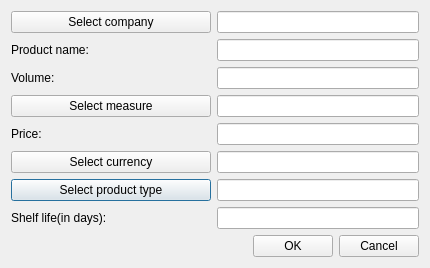
Before: the Qt Designer form OrmasAdmin/OrmasAdmin/CreateProdDlg.ui in Dalerjon/TheOrmasProejct, drawn with Qt 5.
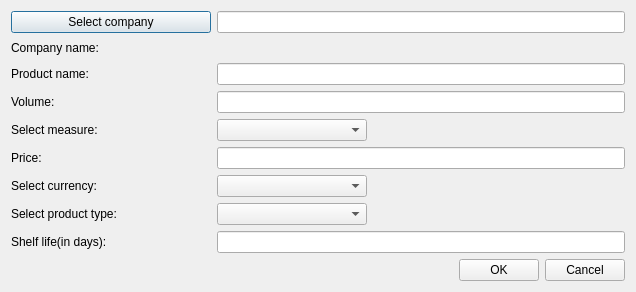
After: the same form once the commit is applied.

Diff of the .ui file:
```diff
--- a/OrmasAdmin/OrmasAdmin/CreateProdDlg.ui
+++ b/OrmasAdmin/OrmasAdmin/CreateProdDlg.ui
@@ -6,8 +6,8 @@
    <rect>
     <x>0</x>
     <y>0</y>
-    <width>430</width>
-    <height>267</height>
+    <width>636</width>
+    <height>284</height>
    </rect>
   </property>
   <property name="sizePolicy">
@@ -38,42 +38,48 @@
    <property name="bottomMargin">
     <number>11</number>
    </property>
-   <item row="3" column="1">
-    <widget class="QLineEdit" name="measureEdit">
+   <item row="0" column="0">
+    <widget class="QPushButton" name="companyBtn">
+     <property name="minimumSize">
+      <size>
+       <width>200</width>
+       <height>0</height>
+      </size>
+     </property>
+     <property name="text">
+      <string>Select company</string>
+     </property>
+    </widget>
+   </item>
+   <item row="0" column="1">
+    <widget class="QLineEdit" name="companyEdit">
      <property name="readOnly">
       <bool>true</bool>
      </property>
     </widget>
    </item>
-   <item row="6" column="0">
-    <widget class="QPushButton" name="prodTypeBtn">
-     <property name="text">
-      <string>Select product type</string>
+   <item row="8" column="1">
+    <widget class="QLineEdit" name="shelfLifeEdit">
+     <property name="toolTip">
+      <string>&lt;html&gt;&lt;head/&gt;&lt;body&gt;&lt;p&gt;For example: 4 (in days, in that case 4 days)&lt;/p&gt;&lt;/body&gt;&lt;/html&gt;</string>
      </property>
     </widget>
    </item>
-   <item row="4" column="0">
-    <widget class="QLabel" name="priceLb">
+   <item row="3" column="0">
+    <widget class="QLabel" name="volumeLb">
      <property name="text">
-      <string>Price:</string>
+      <string>Volume:</string>
      </property>
     </widget>
    </item>
    <item row="2" column="1">
-    <widget class="QLineEdit" name="volumeEdit">
+    <widget class="QLineEdit" name="nameEdit">
      <property name="toolTip">
       <string>&lt;html&gt;&lt;head/&gt;&lt;body&gt;&lt;p&gt;For example: 1 (depending on measure, in that case = 1 liter)&lt;/p&gt;&lt;/body&gt;&lt;/html&gt;</string>
      </property>
     </widget>
    </item>
-   <item row="7" column="0">
-    <widget class="QLabel" name="shelfLifeLb">
-     <property name="text">
-      <string>Shelf life(in days):</string>
-     </property>
-    </widget>
-   </item>
-   <item row="8" column="0" colspan="2">
+   <item row="9" column="0" colspan="2">
     <layout class="QHBoxLayout" name="horizontalLayout_2">
      <item>
       <spacer name="horizontalSpacer">
@@ -104,86 +110,118 @@
      </item>
     </layout>
    </item>
-   <item row="0" column="1">
-    <widget class="QLineEdit" name="companyEdit">
-     <property name="readOnly">
-      <bool>true</bool>
-     </property>
-    </widget>
-   </item>
-   <item row="2" column="0">
-    <widget class="QLabel" name="volumeLb">
+   <item row="6" column="0">
+    <widget class="QLabel" name="currencyLb">
      <property name="text">
-      <string>Volume:</string>
+      <string>Select currency:</string>
      </property>
     </widget>
    </item>
-   <item row="7" column="1">
-    <widget class="QLineEdit" name="shelfLifeEdit">
+   <item row="3" column="1">
+    <widget class="QLineEdit" name="volumeEdit">
      <property name="toolTip">
-      <string>&lt;html&gt;&lt;head/&gt;&lt;body&gt;&lt;p&gt;For example: 4 (in days, in that case 4 days)&lt;/p&gt;&lt;/body&gt;&lt;/html&gt;</string>
+      <string>&lt;html&gt;&lt;head/&gt;&lt;body&gt;&lt;p&gt;For example: 1 (depending on measure, in that case = 1 liter)&lt;/p&gt;&lt;/body&gt;&lt;/html&gt;</string>
+     </property>
+    </widget>
+   </item>
+   <item row="8" column="0">
+    <widget class="QLabel" name="shelfLifeLb">
+     <property name="text">
+      <string>Shelf life(in days):</string>
+     </property>
+    </widget>
+   </item>
+   <item row="5" column="0">
+    <widget class="QLabel" name="priceLb">
+     <property name="text">
+      <string>Price:</string>
      </property>
     </widget>
    </item>
    <item row="4" column="1">
-    <widget class="QLineEdit" name="priceEdit">
-     <property name="toolTip">
-      <string>&lt;html&gt;&lt;head/&gt;&lt;body&gt;&lt;p&gt;For example: 3.5 (depending on currency, in that case 3.5 USD)&lt;/p&gt;&lt;/body&gt;&lt;/html&gt;</string>
+    <widget class="QComboBox" name="measureCmb">
+     <property name="maximumSize">
+      <size>
+       <width>150</width>
+       <height>16777215</height>
+      </size>
      </property>
     </widget>
    </item>
    <item row="1" column="0">
-    <widget class="QLabel" name="nameLb">
+    <widget class="QLabel" name="companyNameLb">
      <property name="text">
-      <string>Product name:</string>
-     </property>
-    </widget>
-   </item>
-   <item row="3" column="0">
-    <widget class="QPushButton" name="measureBtn">
-     <property name="text">
-      <string>Select measure</string>
+      <string>Company name:</string>
      </property>
     </widget>
    </item>
    <item row="6" column="1">
-    <widget class="QLineEdit" name="prodTypeEdit">
-     <property name="readOnly">
-      <bool>true</bool>
-     </property>
-    </widget>
-   </item>
-   <item row="0" column="0">
-    <widget class="QPushButton" name="companyBtn">
-     <property name="minimumSize">
+    <widget class="QComboBox" name="currencyCmb">
+     <property name="maximumSize">
       <size>
-       <width>200</width>
-       <height>0</height>
+       <width>150</width>
+       <height>16777215</height>
       </size>
      </property>
+    </widget>
+   </item>
+   <item row="4" column="0">
+    <widget class="QLabel" name="measureLb">
      <property name="text">
-      <string>Select company</string>
+      <string>Select measure:</string>
      </property>
     </widget>
    </item>
    <item row="1" column="1">
-    <widget class="QLineEdit" name="nameEdit">
-     <property name="toolTip">
-      <string>&lt;html&gt;&lt;head/&gt;&lt;body&gt;&lt;p&gt;For example: Milk&lt;/p&gt;&lt;/body&gt;&lt;/html&gt;</string>
+    <widget class="QLabel" name="companyNamePh">
+     <property name="font">
+      <font>
+       <family>Times New Roman</family>
+       <pointsize>12</pointsize>
+       <weight>75</weight>
+       <italic>true</italic>
+       <bold>true</bold>
+      </font>
      </property>
+     <property name="text">
+      <string/>
+     </property>
     </widget>
    </item>
-   <item row="5" column="0">
-    <widget class="QPushButton" name="currencyBtn">
+   <item row="7" column="0">
+    <widget class="QLabel" name="prodTypeLb">
      <property name="text">
-      <string>Select currency</string>
+      <string>Select product type:</string>
+     </property>
+    </widget>
+   </item>
+   <item row="7" column="1">
+    <widget class="QComboBox" name="prodTypeCmb">
+     <property name="minimumSize">
+      <size>
+       <width>150</width>
+       <height>0</height>
+      </size>
+     </property>
+     <property name="maximumSize">
+      <size>
+       <width>150</width>
+       <height>16777215</height>
+      </size>
+     </property>
+    </widget>
+   </item>
+   <item row="2" column="0">
+    <widget class="QLabel" name="nameLb">
+     <property name="text">
+      <string>Product name:</string>
      </property>
     </widget>
    </item>
    <item row="5" column="1">
-    <widget class="QLineEdit" name="currencyEdit">
-     <property name="readOnly">
-      <bool>true</bool>
+    <widget class="QLineEdit" name="priceEdit">
+     <property name="toolTip">
+      <string>&lt;html&gt;&lt;head/&gt;&lt;body&gt;&lt;p&gt;For example: 3.5 (depending on currency, in that case 3.5 USD)&lt;/p&gt;&lt;/body&gt;&lt;/html&gt;</string>
      </property>
     </widget>
    </item>
```
Left out of the diff: 8 changed lines with no effect on the pictures.
